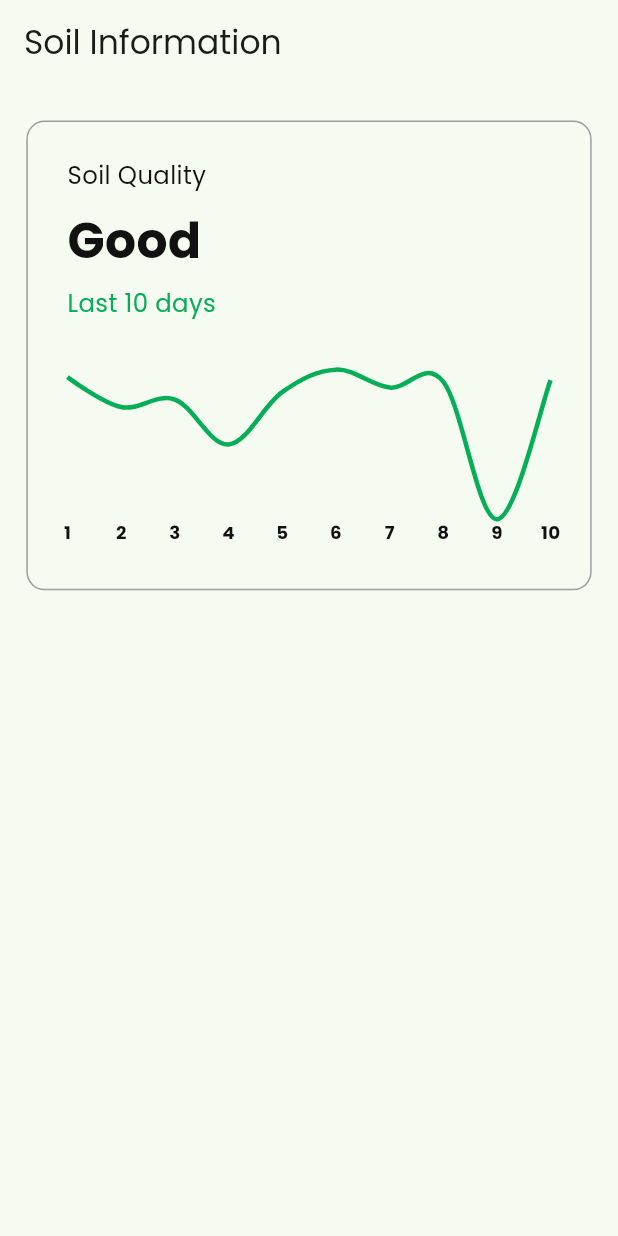
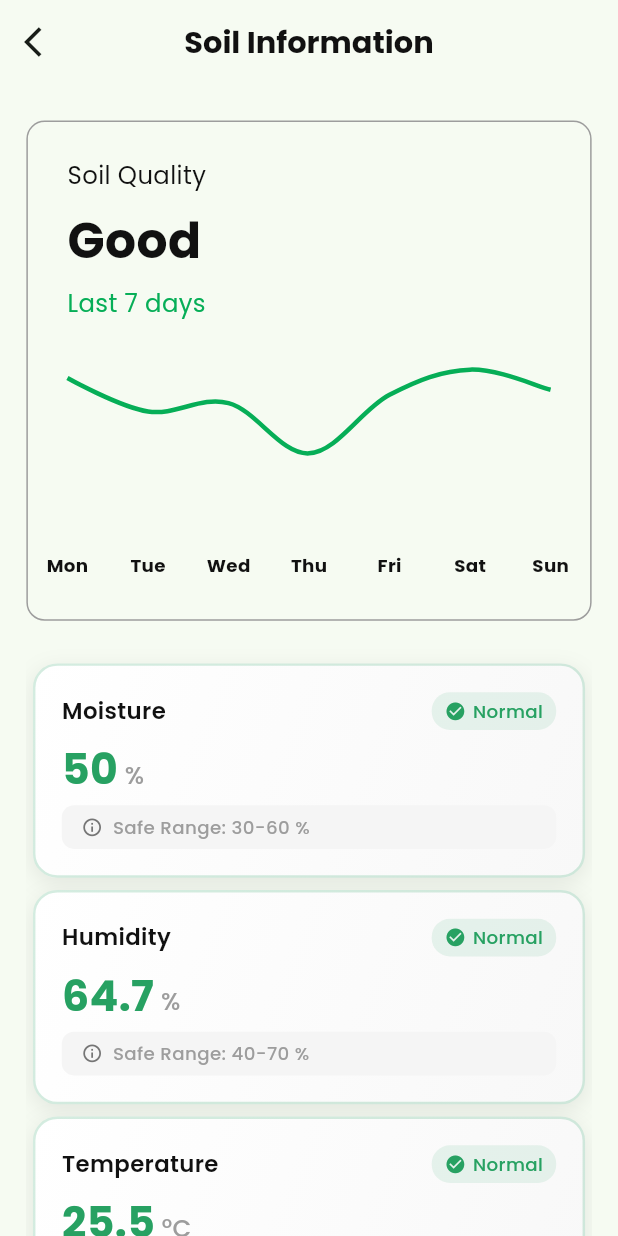
Before and after one commit to Smart-Farming-Graduation-Project/Mobile, a Flutter app: the SoilInfoView screen opened by its route, on a phone screen of 412 x 824 dp. Run offline on Flutter 3.47's test engine with Material 3 defaults, Android fonts, the phone set to English and light mode, and no system bars; drawn by our look-alikes of fl_chart; our stand-ins replace badges, carousel_slider, dartz, dio, equatable, firebase_core and 22 more; missing offline and left inert: flutter_facebook_auth, onboarding_animation; accounts and stored records are empty.

Commit message:
feat: Enhance soil information view with new styles and components
- Added new color constants for sensor data cards in app_colors.dart.
- Introduced additional text styles for sensor data cards in app_text_styles.dart.
- Refactored SoilInfoView to use a custom app bar for improved UI consistency.
- Updated SoilInfoLoadedViewBody to include SoilAnalysisComponents for better data presentation.
- Adjusted SoilChart to display data for the last 7 days and modified chart height for better visibility.
- Enhanced SoilQualityCard to reflect the last 7 days of data and improved spacing.

```diff
--- a/lib/core/theme/app_colors.dart
+++ b/lib/core/theme/app_colors.dart
@@ -16,4 +16,17 @@ abstract class AppColors {
   static const Color kTextSecondary = Color(0xFF757575);
   static const Color kShadowColor = Color(0x0D000000); // شفافية 5%
   static const Color kBackgroundGray = Color(0xFFF5F5F5);
+
+  // Sensor Data Card Colors
+  static const Color kSensorCardGradientStart = Color(0xFFFFFFFF);
+  static const Color kSensorCardGradientEnd = Color(0xFFF8F8F8);
+  static const Color kSensorCardShadow = Color(0x14000000); // 8% opacity
+  static const Color kSensorCardBorderGreen = Color(0x3327A162); // 20% opacity
+  static const Color kSensorCardBorderRed = Color(0x33D32F2F); // 20% opacity
+  static const Color kSensorCardBackgroundGreen =
+      Color(0x1A27A162); // 10% opacity
+  static const Color kSensorCardBackgroundRed =
+      Color(0x1AD32F2F); // 10% opacity
+  static const Color kSensorCardSafeRangeBackground = Color(0xFFF5F5F5);
+  static const Color kSensorCardInfoIcon = Color(0xFF757575);
 }
--- a/lib/core/theme/app_text_styles.dart
+++ b/lib/core/theme/app_text_styles.dart
@@ -26,6 +26,12 @@ abstract class AppTextStyles {
     fontSize: 14.sp,
     fontWeight: FontWeightHelper.regular,
     color: AppColors.kGrayColor,
+  );
+
+  static TextStyle font14GreenRegular = TextStyle(
+    fontSize: 14.sp,
+    fontWeight: FontWeightHelper.regular,
+    color: AppColors.kPrimaryColor,
   );
 
   static TextStyle font14TextGrayRegular = TextStyle(
@@ -91,6 +97,12 @@ abstract class AppTextStyles {
   static TextStyle font16BlackRegular = TextStyle(
     fontSize: 16.sp,
     fontWeight: FontWeightHelper.regular,
+    color: AppColors.kBlackColor,
+  );
+
+  static TextStyle font16BlackMedium = TextStyle(
+    fontSize: 16.sp,
+    fontWeight: FontWeightHelper.medium,
     color: AppColors.kBlackColor,
   );
 
@@ -180,7 +192,7 @@ abstract class AppTextStyles {
     color: AppColors.kBlackColor,
   );
 
- static TextStyle font24 = TextStyle(
+  static TextStyle font24 = TextStyle(
     fontSize: 24.sp,
     fontWeight: FontWeightHelper.regular,
   );
@@ -202,7 +214,7 @@ abstract class AppTextStyles {
     color: AppColors.kBlackColor,
   );
 
- static TextStyle font32 = TextStyle(
+  static TextStyle font32 = TextStyle(
     fontSize: 32.sp,
     fontWeight: FontWeightHelper.regular,
   );
@@ -217,4 +229,34 @@ abstract class AppTextStyles {
     fontWeight: FontWeightHelper.bold,
     color: AppColors.kBlackColor,
   );
+
+  // Sensor Data Card Styles
+  static TextStyle sensorCardTitle = TextStyle(
+    fontSize: 15.sp,
+    fontWeight: FontWeight.w600,
+    color: AppColors.kBlackColor,
+  );
+
+  static TextStyle sensorCardValue = TextStyle(
+    fontSize: 28.sp,
+    fontWeight: FontWeight.bold,
+    height: 1.0,
+  );
+
+  static TextStyle sensorCardUnit = TextStyle(
+    fontSize: 16.sp,
+    fontWeight: FontWeight.w500,
+    color: AppColors.kGrayColor,
+  );
+
+  static TextStyle sensorCardStatus = TextStyle(
+    fontSize: 12.sp,
+    fontWeight: FontWeight.w500,
+  );
+
+  static TextStyle sensorCardSafeRange = TextStyle(
+    fontSize: 12.sp,
+    fontWeight: FontWeight.w500,
+    color: AppColors.kGrayColor,
+  );
 }
--- a/lib/features/farmer/soil_info/presentation/views/soil_info_view.dart
+++ b/lib/features/farmer/soil_info/presentation/views/soil_info_view.dart
@@ -1,3 +1,4 @@
+import 'package:crop_guard/core/helper/build_app_bar.dart';
 import 'package:crop_guard/features/farmer/soil_info/presentation/views/widgets/soil_info_loaded_view_body.dart';
 import 'package:flutter/material.dart';
 
@@ -7,9 +8,7 @@ class SoilInfoView extends StatelessWidget {
   @override
   Widget build(BuildContext context) {
     return Scaffold(
-      appBar: AppBar(
-        title: const Text('Soil Information'),
-      ),
+      appBar: buildAppBar(context, title: 'Soil Information'),
       body: const SoilInfoLoadedViewBody(),
     );
   }
--- /dev/null
+++ b/lib/features/farmer/soil_info/presentation/views/widgets/sensor_card_header.dart
@@ -0,0 +1,29 @@
+import 'package:crop_guard/core/theme/app_text_styles.dart';
+import 'package:flutter/material.dart';
+import 'sensor_status_indicator.dart';
+
+class SensorCardHeader extends StatelessWidget {
+  const SensorCardHeader({
+    super.key,
+    required this.title,
+    required this.isOk,
+  });
+
+  final String title;
+  final bool isOk;
+
+  @override
+  Widget build(BuildContext context) {
+    return Row(
+      children: [
+        Expanded(
+          child: Text(
+            title,
+            style: AppTextStyles.sensorCardTitle,
+          ),
+        ),
+        SensorStatusIndicator(isOk: isOk),
+      ],
+    );
+  }
+}
--- /dev/null
+++ b/lib/features/farmer/soil_info/presentation/views/widgets/sensor_data_card.dart
@@ -0,0 +1,87 @@
+import 'package:crop_guard/core/helper/spacing.dart';
+import 'package:crop_guard/core/theme/app_colors.dart';
+import 'package:flutter/material.dart';
+import 'package:flutter_screenutil/flutter_screenutil.dart';
+import 'sensor_card_header.dart';
+import 'sensor_value_display.dart';
+import 'sensor_safe_range.dart';
+
+class SensorDataCard extends StatelessWidget {
+  const SensorDataCard({
+    super.key,
+    required this.title,
+    required this.value,
+    required this.unit,
+    this.isOk = false,
+    this.safeRange,
+  });
+
+  final String title;
+  final String value;
+  final String unit;
+  final bool isOk;
+  final String? safeRange;
+
+  @override
+  Widget build(BuildContext context) {
+    return Container(
+      margin: EdgeInsets.symmetric(horizontal: 4.w, vertical: 4.h),
+      decoration: _buildCardDecoration(),
+      child: Container(
+        padding: EdgeInsets.all(16.w),
+        child: Column(
+          crossAxisAlignment: CrossAxisAlignment.start,
+          children: [
+            SensorCardHeader(
+              title: title,
+              isOk: isOk,
+            ),
+            verticalSpace(12),
+            SensorValueDisplay(
+              value: value,
+              unit: unit,
+              isOk: isOk,
+            ),
+            if (title != 'Flame' && safeRange != null)
+              SensorSafeRange(
+                safeRange: safeRange!,
+                unit: unit,
+              ),
+          ],
+        ),
+      ),
+    );
+  }
+
+  BoxDecoration _buildCardDecoration() {
+    return BoxDecoration(
+      borderRadius: BorderRadius.circular(16.r),
+      gradient: const LinearGradient(
+        begin: Alignment.topLeft,
+        end: Alignment.bottomRight,
+        colors: [
+          AppColors.kSensorCardGradientStart,
+          AppColors.kSensorCardGradientEnd,
+        ],
+      ),
+      boxShadow: [
+        BoxShadow(
+          color: AppColors.kSensorCardShadow,
+          blurRadius: 12.r,
+          offset: Offset(0, 4.h),
+          spreadRadius: 0,
+        ),
+      ],
+      border: Border.all(
+        color: _getBorderColor(),
+        width: 1.5.w,
+      ),
+    );
+  }
+
+  Color _getBorderColor() {
+    return isOk
+        ? AppColors.kSensorCardBorderGreen
+        : AppColors.kSensorCardBorderRed;
+  }
+}
--- /dev/null
+++ b/lib/features/farmer/soil_info/presentation/views/widgets/sensor_safe_range.dart
@@ -0,0 +1,48 @@
+import 'package:crop_guard/core/helper/spacing.dart';
+import 'package:crop_guard/core/theme/app_colors.dart';
+import 'package:crop_guard/core/theme/app_text_styles.dart';
+import 'package:flutter/material.dart';
+import 'package:flutter_screenutil/flutter_screenutil.dart';
+
+class SensorSafeRange extends StatelessWidget {
+  const SensorSafeRange({
+    super.key,
+    required this.safeRange,
+    required this.unit,
+  });
+
+  final String safeRange;
+  final String unit;
+
+  @override
+  Widget build(BuildContext context) {
+    return Column(
+      crossAxisAlignment: CrossAxisAlignment.start,
+      mainAxisSize: MainAxisSize.min,
+      children: [
+        verticalSpace(8),
+        Container(
+          padding: EdgeInsets.symmetric(horizontal: 12.w, vertical: 6.h),
+          decoration: BoxDecoration(
+            color: AppColors.kSensorCardSafeRangeBackground,
+            borderRadius: BorderRadius.circular(8.r),
+          ),
+          child: Row(
+            children: [
+              Icon(
+                Icons.info_outline,
+                size: 14.sp,
+                color: AppColors.kSensorCardInfoIcon,
+              ),
+              horizontalSpace(6),
+              Text(
+                'Safe Range: $safeRange $unit',
+                style: AppTextStyles.sensorCardSafeRange,
+              ),
+            ],
+          ),
+        ),
+      ],
+    );
+  }
+}
--- /dev/null
+++ b/lib/features/farmer/soil_info/presentation/views/widgets/sensor_status_indicator.dart
@@ -0,0 +1,52 @@
+import 'package:crop_guard/core/helper/spacing.dart';
+import 'package:crop_guard/core/theme/app_colors.dart';
+import 'package:crop_guard/core/theme/app_text_styles.dart';
+import 'package:flutter/material.dart';
+import 'package:flutter_screenutil/flutter_screenutil.dart';
+
+class SensorStatusIndicator extends StatelessWidget {
+  const SensorStatusIndicator({
+    super.key,
+    required this.isOk,
+  });
+
+  final bool isOk;
+
+  @override
+  Widget build(BuildContext context) {
+    return Container(
+      padding: EdgeInsets.symmetric(horizontal: 8.w, vertical: 4.h),
+      decoration: BoxDecoration(
+        color: _getBackgroundColor(),
+        borderRadius: BorderRadius.circular(12.r),
+      ),
+      child: Row(
+        mainAxisSize: MainAxisSize.min,
+        children: [
+          Icon(
+            isOk ? Icons.check_circle : Icons.warning,
+            size: 14.sp,
+            color: _getStatusColor(),
+          ),
+          horizontalSpace(4),
+          Text(
+            isOk ? 'Normal' : 'Warning',
+            style: AppTextStyles.sensorCardStatus.copyWith(
+              color: _getStatusColor(),
+            ),
+          ),
+        ],
+      ),
+    );
+  }
+
+  Color _getBackgroundColor() {
+    return isOk
+        ? AppColors.kSensorCardBackgroundGreen
+        : AppColors.kSensorCardBackgroundRed;
+  }
+
+  Color _getStatusColor() {
+    return isOk ? AppColors.kGreenColor : AppColors.kDangerColor;
+  }
+}
--- /dev/null
+++ b/lib/features/farmer/soil_info/presentation/views/widgets/sensor_value_display.dart
@@ -0,0 +1,42 @@
+import 'package:crop_guard/core/helper/spacing.dart';
+import 'package:crop_guard/core/theme/app_colors.dart';
+import 'package:crop_guard/core/theme/app_text_styles.dart';
+import 'package:flutter/material.dart';
+
+class SensorValueDisplay extends StatelessWidget {
+  const SensorValueDisplay({
+    super.key,
+    required this.value,
+    required this.unit,
+    required this.isOk,
+  });
+
+  final String value;
+  final String unit;
+  final bool isOk;
+
+  @override
+  Widget build(BuildContext context) {
+    return Row(
+      crossAxisAlignment: CrossAxisAlignment.baseline,
+      textBaseline: TextBaseline.alphabetic,
+      children: [
+        Text(
+          value,
+          style: AppTextStyles.sensorCardValue.copyWith(
+            color: _getStatusColor(),
+          ),
+        ),
+        horizontalSpace(4),
+        Text(
+          unit,
+          style: AppTextStyles.sensorCardUnit,
+        ),
+      ],
+    );
+  }
+
+  Color _getStatusColor() {
+    return isOk ? AppColors.kGreenColor : AppColors.kDangerColor;
+  }
+}
--- /dev/null
+++ b/lib/features/farmer/soil_info/presentation/views/widgets/soil_analysis_components.dart
@@ -0,0 +1,49 @@
+import 'package:crop_guard/features/farmer/soil_info/presentation/views/widgets/sensor_data_card.dart';
+import 'package:flutter/material.dart';
+
+class SoilAnalysisComponents extends StatelessWidget {
+  const SoilAnalysisComponents({super.key});
+
+  @override
+  Widget build(BuildContext context) {
+    return const Column(
+      crossAxisAlignment: CrossAxisAlignment.start,
+      children: [
+        SensorDataCard(
+          title: 'Moisture',
+          value: '50',
+          unit: '%',
+          isOk: true,
+          safeRange: '30-60',
+        ),
+        SensorDataCard(
+          title: 'Humidity',
+          value: '64.7',
+          unit: '%',
+          safeRange: '40-70',
+          isOk: true,
+        ),
+        SensorDataCard(
+          title: 'Temperature',
+          value: '25.5',
+          unit: '°C',
+          safeRange: '20-30',
+          isOk: true,
+        ),
+        SensorDataCard(
+          title: 'Light Intensity',
+          value: '100',
+          unit: 'lux',
+          safeRange: '50-200',
+          isOk: true,
+        ),
+        SensorDataCard(
+          title: 'Flame',
+          value: 'No Flame',
+          unit: '',
+          isOk: true,
+        ),
+      ],
+    );
+  }
+}
--- a/lib/features/farmer/soil_info/presentation/views/widgets/soil_chart.dart
+++ b/lib/features/farmer/soil_info/presentation/views/widgets/soil_chart.dart
@@ -12,7 +12,7 @@ class SoilChart extends StatelessWidget {
   @override
   Widget build(BuildContext context) {
     return SizedBox(
-      height: 120.h,
+      height: 140.h,
       child: LineChart(
         LineChartData(
           gridData: const FlGridData(show: false),
@@ -29,23 +29,24 @@ class SoilChart extends StatelessWidget {
             bottomTitles: AxisTitles(
               sideTitles: SideTitles(
                 showTitles: true,
+                reservedSize: 30.h,
                 interval: 1,
                 getTitlesWidget: (value, meta) {
                   final days = [
-                    '1',
-                    '2',
-                    '3',
-                    '4',
-                    '5',
-                    '6',
-                    '7',
-                    '8',
-                    '9',
-                    '10'
+                    'Mon',
+                    'Tue',
+                    'Wed',
+                    'Thu',
+                    'Fri',
+                    'Sat',
+                    'Sun',
                   ];
-                  if (value >= 0 && value < days.length) {
-                    return Text(days[value.toInt()],
-                        style: AppTextStyles.font12BlackBold);
+                  if (value >= 0 && value < days.length && value % 1 == 0) {
+                    return Padding(
+                      padding: EdgeInsets.only(top: 10.h),
+                      child: Text(days[value.toInt()],
+                          style: AppTextStyles.font12BlackBold),
+                    );
                   }
                   return const SizedBox.shrink();
                 },
@@ -54,7 +55,7 @@ class SoilChart extends StatelessWidget {
           ),
           borderData: FlBorderData(show: false),
           minX: 0,
-          maxX: 9,
+          maxX: 6,
           minY: 0,
           maxY: 100,
           lineBarsData: [
@@ -67,9 +68,6 @@ class SoilChart extends StatelessWidget {
                 const FlSpot(4, 85),
                 const FlSpot(5, 100),
                 const FlSpot(6, 88),
-                const FlSpot(7, 92),
-                const FlSpot(8, 0),
-                const FlSpot(9, 93),
               ],
               isCurved: true,
               color: AppColors.kPrimaryColor,
--- a/lib/features/farmer/soil_info/presentation/views/widgets/soil_info_loaded_view_body.dart
+++ b/lib/features/farmer/soil_info/presentation/views/widgets/soil_info_loaded_view_body.dart
@@ -1,3 +1,4 @@
+import 'package:crop_guard/features/farmer/soil_info/presentation/views/widgets/soil_analysis_components.dart';
 import 'package:crop_guard/features/farmer/soil_info/presentation/views/widgets/soil_quality_card.dart';
 import 'package:flutter/material.dart';
 import 'package:flutter_screenutil/flutter_screenutil.dart';
@@ -9,10 +10,14 @@ class SoilInfoLoadedViewBody extends StatelessWidget {
   Widget build(BuildContext context) {
     return Padding(
       padding: EdgeInsets.symmetric(horizontal: 16.w),
-      child: const Column(
-        children: [
-          SoilQualityCard(),
-        ],
+      child: const SingleChildScrollView(
+        child: Column(
+          crossAxisAlignment: CrossAxisAlignment.start,
+          children: [
+            SoilQualityCard(),
+            SoilAnalysisComponents(),
+          ],
+        ),
       ),
     );
   }
--- a/lib/features/farmer/soil_info/presentation/views/widgets/soil_quality_card.dart
+++ b/lib/features/farmer/soil_info/presentation/views/widgets/soil_quality_card.dart
@@ -1,3 +1,4 @@
+import 'package:crop_guard/core/helper/spacing.dart';
 import 'package:crop_guard/core/theme/app_colors.dart';
 import 'package:crop_guard/core/theme/app_text_styles.dart';
 import 'package:crop_guard/features/farmer/soil_info/presentation/views/widgets/soil_chart.dart';
@@ -24,8 +25,8 @@ class SoilQualityCard extends StatelessWidget {
             children: [
               Text('Soil Quality', style: AppTextStyles.font16BlackRegular),
               Text('Good', style: AppTextStyles.font32BlackBold),
-              Text('Last 10 days', style: AppTextStyles.font16GreenRegular),
-              SizedBox(height: 16.h),
+              Text('Last 7 days', style: AppTextStyles.font16GreenRegular),
+              verticalSpace(16),
               const SoilChart(),
             ],
           ),
```
